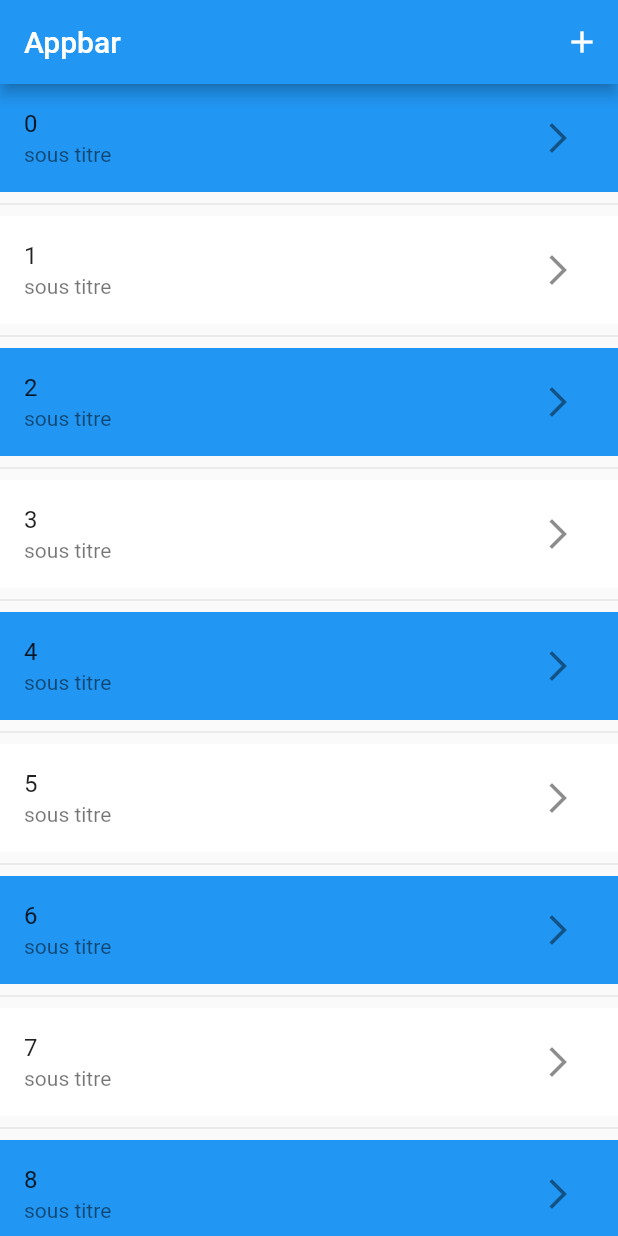
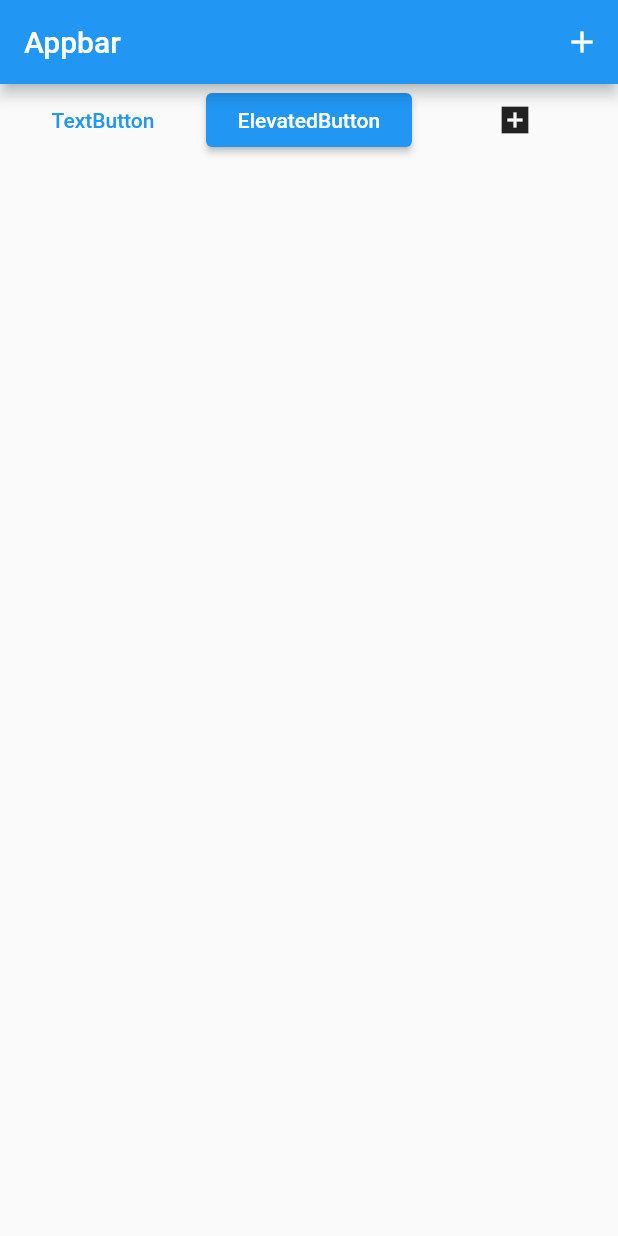
Before and after one commit to prinfray/flutter_training, a Flutter app: the screen it shows after launch, on a phone screen of 412 x 824 dp. Run offline on Flutter 3.47's test engine with Material 2 defaults, Android fonts, the phone set to English and light mode, and no system bars.

Commit message:
exo 6 - buttons

```diff
--- a/lib/main.dart
+++ b/lib/main.dart
@@ -1,4 +1,4 @@
-// ignore_for_file: avoid_print
+// ignore_for_file: avoid_print, prefer_const_constructors
 
 import 'package:flutter/material.dart';
 
@@ -47,21 +47,25 @@ class _MyHomePageState extends State<MyHomePage> {
                 })
           ],
         ),
-        body: ListView.separated(
-            itemCount: 200,
-            itemBuilder: (context, index) {
-              return ListTile(
-                title: Text(index.toString()),
-                subtitle: Text('sous titre'),
-                tileColor: index.isEven ? Colors.blue:Colors.white,
-                trailing: IconButton(
-                  onPressed: () {},
-                  icon: Icon(Icons.arrow_forward_ios_sharp),
-                  ),
-              );
-              },
-            separatorBuilder:(context, index) => Divider(),
-        ),
+        body: Row(
+  children: <Widget>[
+    Expanded(
+      child: TextButton(onPressed: () {}, child: Text('TextButton')),
+    ),
+    Expanded(
+      child:ElevatedButton(
+            onPressed: () {},
+            child: const Text('ElevatedButton'),
+          ),
+    ),
+    Expanded(
+      child: IconButton(
+        icon: Icon(Icons.add_box_sharp),
+        onPressed: (){},
+      )
+      ),
+  ],
+)
             // ignore: sort_child_properties_last
             // child: ListView(
             //     children: List.generate(
```
